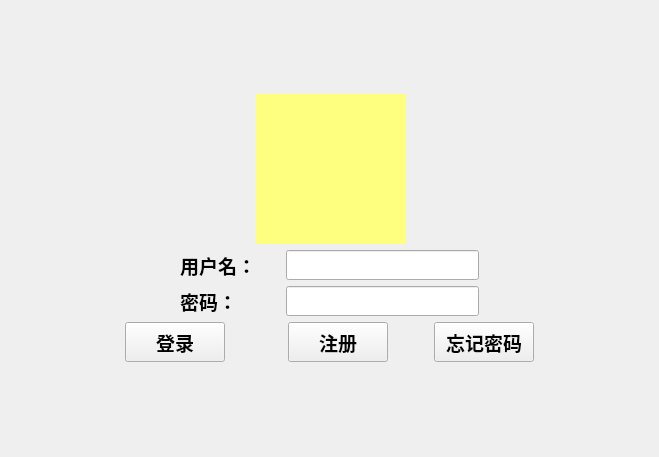
This is login.ui in QIPOMO/SnailIOTMonitoring as Qt 5 draws it before an edit. The edited form follows.
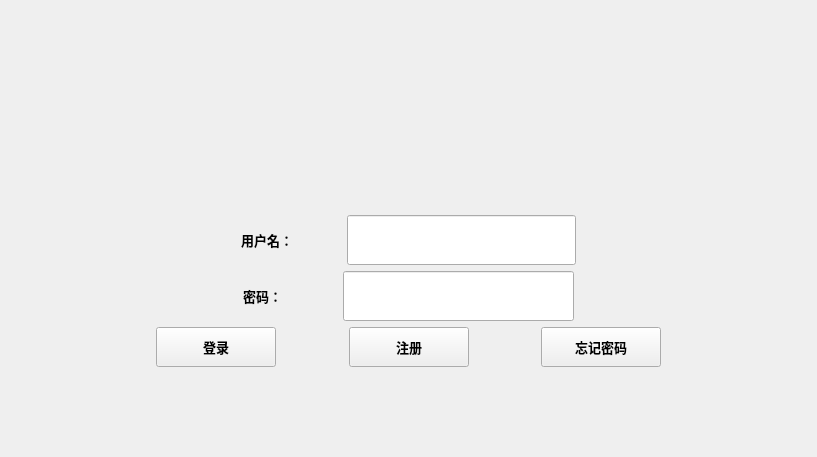
This is the edited form. Icons and pictures are not drawn.

```diff
--- a/login.ui
+++ b/login.ui
@@ -6,18 +6,24 @@
    <rect>
     <x>0</x>
     <y>0</y>
-    <width>659</width>
+    <width>817</width>
     <height>457</height>
    </rect>
   </property>
   <property name="windowTitle">
    <string>Form</string>
   </property>
+  <property name="styleSheet">
+   <string notr="true"/>
+  </property>
   <layout class="QGridLayout" name="gridLayout">
    <item row="0" column="0">
-    <layout class="QVBoxLayout" name="verticalLayout" stretch="60,10,10,20">
+    <layout class="QVBoxLayout" name="verticalLayout_2" stretch="8,5,3">
      <item>
       <layout class="QHBoxLayout" name="horizontalLayout_4">
+       <property name="spacing">
+        <number>0</number>
+       </property>
        <item>
         <spacer name="horizontalSpacer_4">
          <property name="orientation">
@@ -35,18 +41,18 @@
         <widget class="QLabel" name="label_3">
          <property name="minimumSize">
           <size>
-           <width>150</width>
-           <height>150</height>
+           <width>120</width>
+           <height>120</height>
           </size>
          </property>
          <property name="maximumSize">
           <size>
-           <width>150</width>
-           <height>150</height>
+           <width>120</width>
+           <height>120</height>
           </size>
          </property>
          <property name="styleSheet">
-          <string notr="true">background-color: rgb(255, 255, 127);</string>
+          <string notr="true">border-image: url(:/xxxxxxx.png);</string>
          </property>
          <property name="text">
           <string/>
@@ -69,6 +75,8 @@
       </layout>
      </item>
      <item>
+      <layout class="QVBoxLayout" name="verticalLayout">
+       <item>
       <layout class="QHBoxLayout" name="horizontalLayout">
        <item>
         <spacer name="horizontalSpacer_6">
@@ -88,19 +96,19 @@
          <property name="minimumSize">
           <size>
            <width>100</width>
-           <height>30</height>
+             <height>50</height>
           </size>
          </property>
          <property name="maximumSize">
           <size>
            <width>100</width>
-           <height>30</height>
+             <height>50</height>
           </size>
          </property>
          <property name="font">
           <font>
            <family>微软雅黑</family>
-           <pointsize>14</pointsize>
+             <pointsize>10</pointsize>
            <weight>75</weight>
            <bold>true</bold>
           </font>
@@ -115,19 +123,19 @@
          <property name="minimumSize">
           <size>
            <width>0</width>
-           <height>30</height>
+             <height>50</height>
           </size>
          </property>
          <property name="maximumSize">
           <size>
            <width>16777215</width>
-           <height>30</height>
+             <height>50</height>
           </size>
          </property>
          <property name="font">
           <font>
            <family>微软雅黑</family>
-           <pointsize>14</pointsize>
+             <pointsize>10</pointsize>
            <weight>75</weight>
            <bold>true</bold>
           </font>
@@ -151,6 +159,9 @@
      </item>
      <item>
       <layout class="QHBoxLayout" name="horizontalLayout_2">
+         <property name="spacing">
+          <number>0</number>
+         </property>
        <item>
         <spacer name="horizontalSpacer_7">
          <property name="orientation">
@@ -169,19 +180,19 @@
          <property name="minimumSize">
           <size>
            <width>100</width>
-           <height>30</height>
+             <height>50</height>
           </size>
          </property>
          <property name="maximumSize">
           <size>
            <width>100</width>
-           <height>30</height>
+             <height>50</height>
           </size>
          </property>
          <property name="font">
           <font>
            <family>微软雅黑</family>
-           <pointsize>14</pointsize>
+             <pointsize>10</pointsize>
            <weight>75</weight>
            <bold>true</bold>
           </font>
@@ -196,19 +207,19 @@
          <property name="minimumSize">
           <size>
            <width>0</width>
-           <height>30</height>
+             <height>50</height>
           </size>
          </property>
          <property name="maximumSize">
           <size>
            <width>16777215</width>
-           <height>30</height>
+             <height>50</height>
           </size>
          </property>
          <property name="font">
           <font>
            <family>微软雅黑</family>
-           <pointsize>14</pointsize>
+             <pointsize>10</pointsize>
            <weight>75</weight>
            <bold>true</bold>
           </font>
@@ -230,8 +241,13 @@
        </item>
       </layout>
      </item>
+      </layout>
+     </item>
      <item>
-      <layout class="QHBoxLayout" name="horizontalLayout_3" stretch="100,0,50,0,0,0,100">
+      <layout class="QHBoxLayout" name="horizontalLayout_3" stretch="10,0,5,0,5,0,10">
+       <property name="spacing">
+        <number>0</number>
+       </property>
        <item>
         <spacer name="horizontalSpacer">
          <property name="orientation">
@@ -249,20 +265,20 @@
         <widget class="QPushButton" name="btnLogin">
          <property name="minimumSize">
           <size>
-           <width>100</width>
+           <width>120</width>
            <height>40</height>
           </size>
          </property>
          <property name="maximumSize">
           <size>
-           <width>100</width>
+           <width>120</width>
            <height>40</height>
           </size>
          </property>
          <property name="font">
           <font>
            <family>微软雅黑</family>
-           <pointsize>14</pointsize>
+           <pointsize>10</pointsize>
            <weight>75</weight>
            <bold>true</bold>
           </font>
@@ -289,20 +305,20 @@
         <widget class="QPushButton" name="btnNewUser">
          <property name="minimumSize">
           <size>
-           <width>100</width>
+           <width>120</width>
            <height>40</height>
           </size>
          </property>
          <property name="maximumSize">
           <size>
-           <width>100</width>
+           <width>120</width>
            <height>40</height>
           </size>
          </property>
          <property name="font">
           <font>
            <family>微软雅黑</family>
-           <pointsize>14</pointsize>
+           <pointsize>10</pointsize>
            <weight>75</weight>
            <bold>true</bold>
           </font>
@@ -329,20 +345,20 @@
         <widget class="QPushButton" name="btnForgot">
          <property name="minimumSize">
           <size>
-           <width>100</width>
+           <width>120</width>
            <height>40</height>
           </size>
          </property>
          <property name="maximumSize">
           <size>
-           <width>100</width>
+           <width>120</width>
            <height>40</height>
           </size>
          </property>
          <property name="font">
           <font>
            <family>微软雅黑</family>
-           <pointsize>14</pointsize>
+           <pointsize>10</pointsize>
            <weight>75</weight>
            <bold>true</bold>
           </font>
```
Lines whose indentation alone changed are shown as unchanged.
